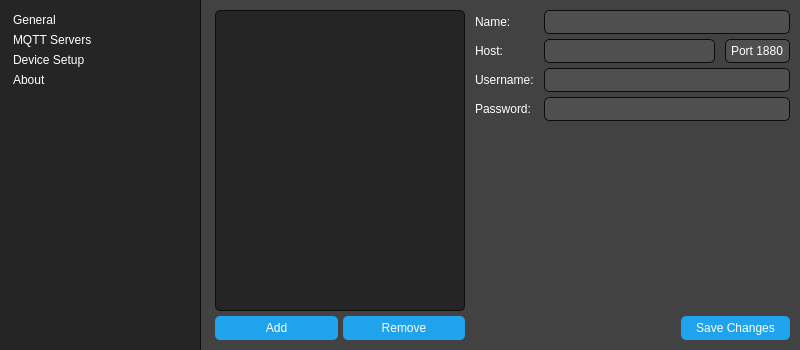
Qt form src/gui/preferencesdialog.ui (tom-23/TasmoManager) before a commit.
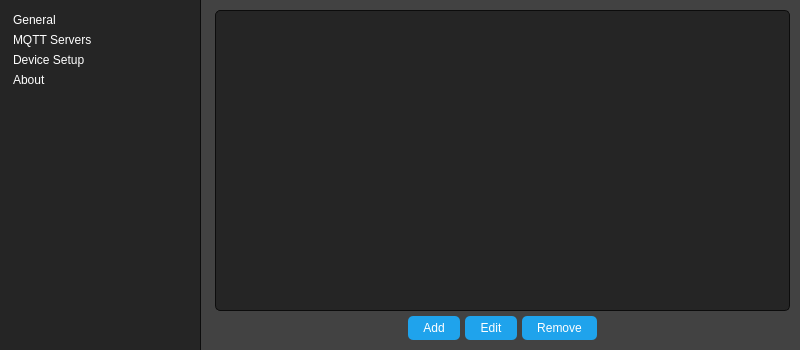
The same form after that commit. The open tabs and pages were chosen to show the change. Icons and pictures are not drawn.

Commit message: Reimplemented MQTT servers in preferences windows

The edit to the form file:
```diff
--- a/src/gui/preferencesdialog.ui
+++ b/src/gui/preferencesdialog.ui
@@ -296,17 +296,11 @@
               <item>
                <widget class="QListWidget" name="mqttServersList">
                 <property name="sizePolicy">
-                 <sizepolicy hsizetype="Preferred" vsizetype="Expanding">
+                 <sizepolicy hsizetype="Expanding" vsizetype="Expanding">
                   <horstretch>0</horstretch>
                   <verstretch>0</verstretch>
                  </sizepolicy>
                 </property>
-                <property name="maximumSize">
-                 <size>
-                  <width>250</width>
-                  <height>16777215</height>
-                 </size>
-                </property>
                </widget>
               </item>
               <item>
@@ -317,154 +311,54 @@
                 <property name="topMargin">
                  <number>0</number>
                 </property>
+                <item>
+                 <spacer name="horizontalSpacer_2">
+                  <property name="orientation">
+                   <enum>Qt::Horizontal</enum>
+                  </property>
+                  <property name="sizeHint" stdset="0">
+                   <size>
+                    <width>40</width>
+                    <height>20</height>
+                   </size>
+                  </property>
+                 </spacer>
+                </item>
                 <item>
                  <widget class="QPushButton" name="addButton">
+                  <property name="sizePolicy">
+                   <sizepolicy hsizetype="Preferred" vsizetype="Fixed">
+                    <horstretch>0</horstretch>
+                    <verstretch>0</verstretch>
+                   </sizepolicy>
+                  </property>
                   <property name="text">
                    <string>Add</string>
                   </property>
                  </widget>
                 </item>
+                <item>
+                 <widget class="QPushButton" name="editButton">
+                  <property name="text">
+                   <string>Edit</string>
+                  </property>
+                 </widget>
+                </item>
                 <item>
                  <widget class="QPushButton" name="removeButton">
+                  <property name="sizePolicy">
+                   <sizepolicy hsizetype="Preferred" vsizetype="Fixed">
+                    <horstretch>0</horstretch>
+                    <verstretch>0</verstretch>
+                   </sizepolicy>
+                  </property>
                   <property name="text">
                    <string>Remove</string>
                   </property>
                  </widget>
                 </item>
-               </layout>
-              </item>
-             </layout>
-            </item>
-            <item>
-             <layout class="QVBoxLayout" name="verticalLayout_7">
-              <property name="leftMargin">
-               <number>0</number>
-              </property>
-              <property name="bottomMargin">
-               <number>0</number>
-              </property>
-              <item>
-               <widget class="QWidget" name="mqttServersContainer" native="true">
-                <property name="sizePolicy">
-                 <sizepolicy hsizetype="Expanding" vsizetype="Expanding">
-                  <horstretch>0</horstretch>
-                  <verstretch>0</verstretch>
-                 </sizepolicy>
-                </property>
-                <property name="minimumSize">
-                 <size>
-                  <width>250</width>
-                  <height>0</height>
-                 </size>
-                </property>
-                <layout class="QFormLayout" name="formLayout">
-                 <property name="fieldGrowthPolicy">
-                  <enum>QFormLayout::ExpandingFieldsGrow</enum>
-                 </property>
-                 <property name="horizontalSpacing">
-                  <number>10</number>
-                 </property>
-                 <property name="verticalSpacing">
-                  <number>5</number>
-                 </property>
-                 <property name="leftMargin">
-                  <number>0</number>
-                 </property>
-                 <property name="topMargin">
-                  <number>0</number>
-                 </property>
-                 <property name="rightMargin">
-                  <number>0</number>
-                 </property>
-                 <property name="bottomMargin">
-                  <number>0</number>
-                 </property>
-                 <item row="0" column="0">
-                  <widget class="QLabel" name="label_6">
-                   <property name="text">
-                    <string>Name:</string>
-                   </property>
-                  </widget>
-                 </item>
-                 <item row="0" column="1">
-                  <widget class="QLineEdit" name="serverName"/>
-                 </item>
-                 <item row="1" column="0">
-                  <widget class="QLabel" name="label_7">
-                   <property name="text">
-                    <string>Host:</string>
-                   </property>
-                  </widget>
-                 </item>
-                 <item row="1" column="1">
-                  <layout class="QHBoxLayout" name="horizontalLayout_4">
-                   <property name="spacing">
-                    <number>10</number>
-                   </property>
-                   <property name="rightMargin">
-                    <number>0</number>
-                   </property>
-                   <item>
-                    <widget class="QLineEdit" name="serverIP"/>
-                   </item>
-                   <item>
-                    <widget class="QSpinBox" name="serverPort">
-                     <property name="buttonSymbols">
-                      <enum>QAbstractSpinBox::NoButtons</enum>
-                     </property>
-                     <property name="prefix">
-                      <string>Port </string>
-                     </property>
-                     <property name="maximum">
-                      <number>9999</number>
-                     </property>
-                     <property name="value">
-                      <number>1880</number>
-                     </property>
-                    </widget>
-                   </item>
-                  </layout>
-                 </item>
-                 <item row="2" column="0">
-                  <widget class="QLabel" name="label_8">
-                   <property name="text">
-                    <string>Username:</string>
-                   </property>
-                  </widget>
-                 </item>
-                 <item row="2" column="1">
-                  <widget class="QLineEdit" name="serverUsername"/>
-                 </item>
-                 <item row="3" column="0">
-                  <widget class="QLabel" name="label_9">
-                   <property name="text">
-                    <string>Password:</string>
-                   </property>
-                  </widget>
-                 </item>
-                 <item row="3" column="1">
-                  <widget class="QLineEdit" name="serverPassword">
-                   <property name="text">
-                    <string/>
-                   </property>
-                   <property name="echoMode">
-                    <enum>QLineEdit::Password</enum>
-                   </property>
-                   <property name="placeholderText">
-                    <string/>
-                   </property>
-                  </widget>
-                 </item>
-                </layout>
-               </widget>
-              </item>
-              <item>
-               <layout class="QHBoxLayout" name="horizontalLayout_6">
-                <property name="bottomMargin">
-                 <number>0</number>
-                </property>
                 <item>
-                 <spacer name="horizontalSpacer_2">
+                 <spacer name="horizontalSpacer_3">
                   <property name="orientation">
                    <enum>Qt::Horizontal</enum>
                   </property>
@@ -476,13 +370,6 @@
                   </property>
                  </spacer>
                 </item>
-                <item>
-                 <widget class="QPushButton" name="saveChangesButton">
-                  <property name="text">
-                   <string>Save Changes</string>
-                  </property>
-                 </widget>
-                </item>
                </layout>
               </item>
              </layout>
```
Left out of the diff: 2 changed lines with no effect on the pictures. The commit also changes 3 other files.
